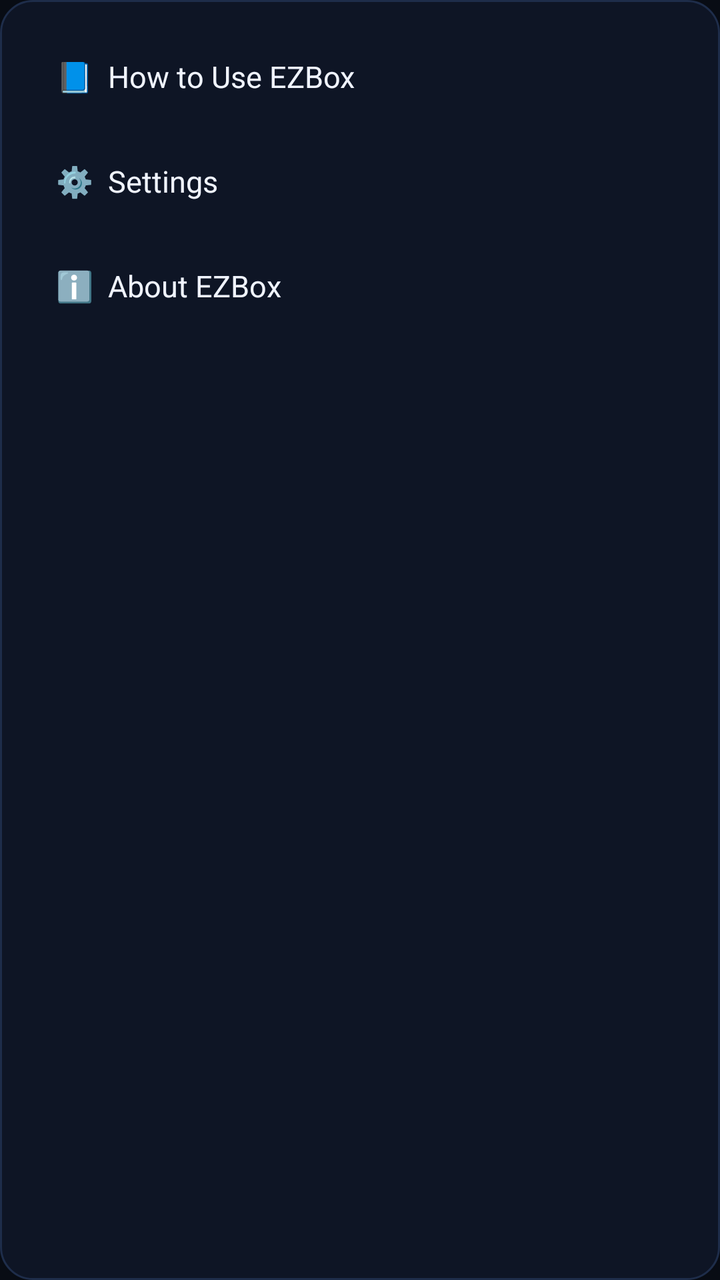
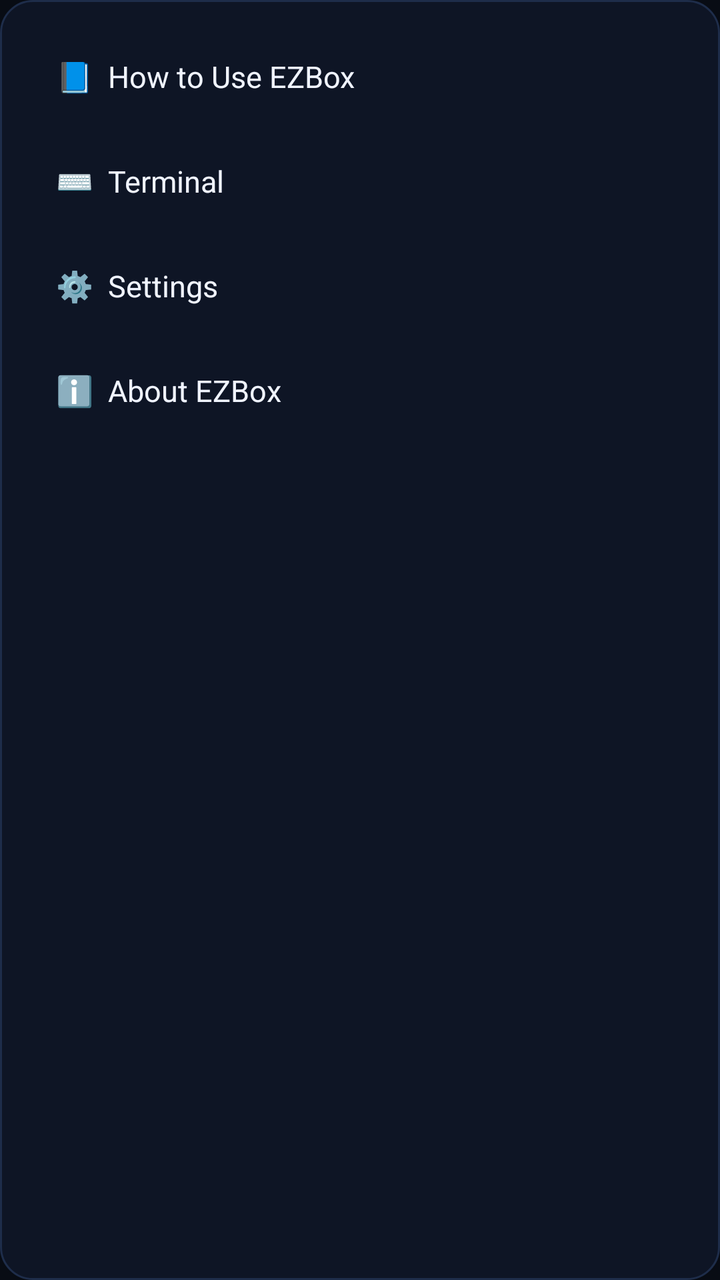

An Android layout rendered at two revisions. The XML below is the earlier revision; the diff shows what the commit changed to produce the second picture.
<!-- AndroidManifest.xml: application theme Theme.EZBox -->
<!-- res/layout/dialog_menu.xml -->
<?xml version="1.0" encoding="utf-8"?>
<LinearLayout xmlns:android="http://schemas.android.com/apk/res/android"
    android:layout_width="match_parent"
    android:layout_height="wrap_content"
    android:orientation="vertical"
    android:background="@drawable/card_tutorial_bg"
    android:padding="12dp">

    <TextView
        android:id="@+id/menuItemTutorial"
        android:layout_width="match_parent"
        android:layout_height="wrap_content"
        android:padding="16dp"
        android:text="📘  How to Use EZBox"
        android:textColor="@color/ezos_text_primary"
        android:textSize="15sp"
        android:background="?attr/selectableItemBackground"
        android:clickable="true"
        android:focusable="true" />

    <TextView
        android:id="@+id/menuItemSettings"
        android:layout_width="match_parent"
        android:layout_height="wrap_content"
        android:padding="16dp"
        android:text="⚙️  Settings"
        android:textColor="@color/ezos_text_primary"
        android:textSize="15sp"
        android:background="?attr/selectableItemBackground"
        android:clickable="true"
        android:focusable="true" />

    <TextView
        android:id="@+id/menuItemAbout"
        android:layout_width="match_parent"
        android:layout_height="wrap_content"
        android:padding="16dp"
        android:text="ℹ️  About EZBox"
        android:textColor="@color/ezos_text_primary"
        android:textSize="15sp"
        android:background="?attr/selectableItemBackground"
        android:clickable="true"
        android:focusable="true" />

</LinearLayout>
<!-- resources referenced by this layout -->
<resources>
  <color name="ezos_text_primary">#F0F4FF</color>
  <!-- drawable card_tutorial_bg (drawable) -->
  <?xml version="1.0" encoding="utf-8"?>
  <shape xmlns:android="http://schemas.android.com/apk/res/android">
      <solid android:color="@color/ezos_card_bg" />
      <corners android:radius="16dp" />
      <stroke android:width="1dp" android:color="@color/ezos_card_border" />
  </shape>
  <style name="Theme.EZBox" parent="Theme.MaterialComponents.NoActionBar">
          <item name="android:windowBackground">@color/ezos_bg_base</item>
          <item name="colorPrimary">@color/ezos_accent_gradient_start</item>
          <item name="colorPrimaryVariant">@color/ezos_accent_gradient_end</item>
          <item name="colorOnPrimary">@color/ezos_text_primary</item>
          <item name="colorSecondary">@color/ezos_accent</item>
          <item name="colorOnSecondary">@color/ezos_text_primary</item>
          <item name="android:textColorPrimary">@color/ezos_text_primary</item>
          <item name="android:textColorSecondary">@color/ezos_text_secondary</item>
          <item name="bottomNavigationStyle">@style/EZBox.BottomNav</item>
          <item name="colorControlNormal">@color/ezos_text_secondary</item>
          <item name="colorControlActivated">@color/ezos_accent</item>
          <item name="colorControlHighlight">@color/ezos_accent</item>
          <item name="android:statusBarColor">@color/ezos_bg_base</item>
          <item name="android:navigationBarColor">@color/ezos_bg_base</item>
      </style>
  <color name="ezos_card_bg">#0E1525</color>
  <color name="ezos_card_border">#1E2D4A</color>
  <color name="ezos_bg_base">#080C14</color>
  <color name="ezos_accent_gradient_start">#5B8FFF</color>
  <color name="ezos_accent_gradient_end">#8B5CF6</color>
  <color name="ezos_accent">#5B8FFF</color>
  <color name="ezos_text_secondary">#8892B0</color>
  <style name="EZBox.BottomNav" parent="Widget.MaterialComponents.BottomNavigationView">
          <item name="itemIconTint">@color/nav_icon_tint</item>
          <item name="itemTextColor">@color/nav_icon_tint</item>
          <item name="itemRippleColor">@color/ezos_accent</item>
          <item name="android:background">@drawable/nav_pill_bg</item>
      </style>
  <!-- drawable nav_pill_bg (drawable) -->
  <?xml version="1.0" encoding="utf-8"?>
  <shape xmlns:android="http://schemas.android.com/apk/res/android">
      <solid android:color="#E61A2540" />
      <corners android:radius="32dp" />
      <stroke android:width="1dp" android:color="@color/ezos_card_border" />
  </shape>
</resources>

<!-- the commit's change to res/layout/dialog_menu.xml (unified diff, before → after) -->
@@ -12,6 +12,18 @@
         android:layout_height="wrap_content"
         android:padding="16dp"
         android:text="📘  How to Use EZBox"
+        android:textColor="@color/ezos_text_primary"
+        android:textSize="15sp"
+        android:background="?attr/selectableItemBackground"
+        android:clickable="true"
+        android:focusable="true" />
+
+    <TextView
+        android:id="@+id/menuItemTerminal"
+        android:layout_width="match_parent"
+        android:layout_height="wrap_content"
+        android:padding="16dp"
+        android:text="⌨️  Terminal"
         android:textColor="@color/ezos_text_primary"
         android:textSize="15sp"
         android:background="?attr/selectableItemBackground"
